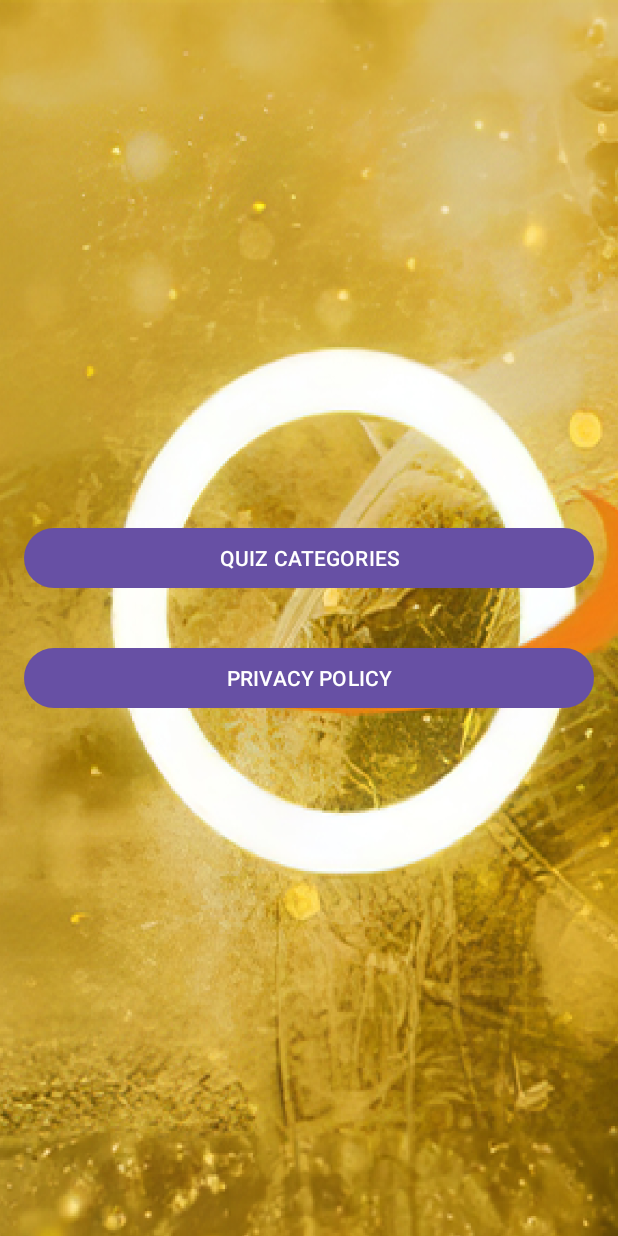
After one commit to HardcatAntoine/SportQuiz, an Android app: the SecondSplashFragment screen opened through its navigation route, on a phone screen of 412 x 824 dp. The commit adds this screen. Run offline under Robolectric (Android 15) with nearby library versions, the phone set to English and light mode, and no system bars; libraries missing offline, so code that uses them is left out: com.google.firebase.remoteconfig; 3 statements that could not run were skipped.

Commit message:
refactor json & add background

```diff
--- a/app/src/main/AndroidManifest.xml
+++ b/app/src/main/AndroidManifest.xml
@@ -1,6 +1,7 @@
 <?xml version="1.0" encoding="utf-8"?>
 <manifest xmlns:android="http://schemas.android.com/apk/res/android"
     xmlns:tools="http://schemas.android.com/tools">
+    <uses-permission android:name="android.permission.INTERNET"/>
 
     <application
         android:allowBackup="true"
--- /dev/null
+++ b/app/src/main/java/com/chestbox/app/SecondSplashFragment.kt
@@ -0,0 +1,74 @@
+package com.chestbox.app
+
+import android.content.Context
+import android.net.ConnectivityManager
+import android.os.Bundle
+import androidx.fragment.app.Fragment
+import android.view.LayoutInflater
+import android.view.View
+import android.view.ViewGroup
+import android.widget.Toast
+import androidx.navigation.NavDirections
+import androidx.navigation.fragment.findNavController
+import com.chestbox.app.databinding.FragmentSecondSplashBinding
+import com.google.firebase.remoteconfig.FirebaseRemoteConfig
+import com.google.firebase.remoteconfig.FirebaseRemoteConfigSettings
+
+class SecondSplashFragment : Fragment() {
+    lateinit var binding: FragmentSecondSplashBinding
+    private val firebaseRemoteConfig: FirebaseRemoteConfig = FirebaseRemoteConfig.getInstance()
+
+    override fun onCreateView(
+        inflater: LayoutInflater, container: ViewGroup?,
+        savedInstanceState: Bundle?
+    ): View? {
+        binding = FragmentSecondSplashBinding.inflate(layoutInflater)
+        return binding.root
+    }
+
+    override fun onViewCreated(view: View, savedInstanceState: Bundle?) {
+        super.onViewCreated(view, savedInstanceState)
+        binding.quizBtn.setOnClickListener {
+            findNavController().navigate(R.id.action_secondSplashFragment_to_chooseQuizFragment)
+        }
+        binding.politicBtn.setOnClickListener {
+            if (!isInternetAvaliable()){
+                findNavController().navigate(R.id.action_secondSplashFragment_to_policyFailConnectionFragment)
+            } else {
+                fetchLinkFromFirebase()
+            }
+        }
+    }
+
+    fun fetchLinkFromFirebase() {
+        val configSettings = FirebaseRemoteConfigSettings.Builder()
+            .setMinimumFetchIntervalInSeconds(3600)
+            .build()
+        firebaseRemoteConfig.setConfigSettingsAsync(configSettings)
+
+        firebaseRemoteConfig.fetchAndActivate()
+            .addOnCompleteListener { task ->
+                if (task.isSuccessful) {
+                    val url = firebaseRemoteConfig.getString("p")
+                    if (url.isEmpty()) {
+                        Toast.makeText(requireContext(), "нет ссылки", Toast.LENGTH_LONG).show()
+                        //findNavController().navigate(R.id.)
+                    } else {
+                        val action: NavDirections =
+                            SecondSplashFragmentDirections.actionSecondSplashFragmentToWebViewFragment(
+                                url
+                            )
+                        findNavController().navigate(action)
+                    }
+                }
+            }
+    }
+
+    fun isInternetAvaliable(): Boolean {
+        val connectivityManager =
+            requireContext().getSystemService(Context.CONNECTIVITY_SERVICE) as ConnectivityManager
+        val networkCapabilities = connectivityManager.activeNetwork
+        val activeNetwork = connectivityManager.getNetworkCapabilities(networkCapabilities)
+        return activeNetwork != null
+    }
+}
--- a/app/src/main/java/com/chestbox/app/SplashFragment.kt
+++ b/app/src/main/java/com/chestbox/app/SplashFragment.kt
@@ -4,6 +4,7 @@ import android.content.Context
 import android.net.ConnectivityManager
 import android.os.Build
 import android.os.Bundle
+import android.util.Log
 import androidx.fragment.app.Fragment
 import android.view.LayoutInflater
 import android.view.View
@@ -13,6 +14,7 @@ import androidx.navigation.fragment.findNavController
 import com.google.firebase.remoteconfig.BuildConfig
 import com.google.firebase.remoteconfig.FirebaseRemoteConfig
 import com.google.firebase.remoteconfig.FirebaseRemoteConfigSettings
+import java.lang.Exception
 import java.util.Locale
 
 class SplashFragment : Fragment() {
@@ -81,7 +83,12 @@ class SplashFragment : Fragment() {
         if (prefHelper.getSavedLink() == null) {
             //если ее нет - обращаемся к RemoteConfig
             //если устройство эмулятор или ссылка из RemoteConfig пустая строка -> открываем заглушку
-            fetchLinkFromFirebase()
+           try {
+               fetchLinkFromFirebase()
+           } catch (e:Exception){
+               Log.e("error", e.message ?: "")
+               findNavController().navigate(R.id.action_splashFragment_to_secondSplashFragment)
+           }
         } else {
             //ссылка есть
             //проверка подключения к интернету
@@ -110,13 +117,15 @@ class SplashFragment : Fragment() {
                 if (task.isSuccessful) {
                     val url = firebaseRemoteConfig.getString("url")
                     if (url.isEmpty() || isEmulator()) {
-                        findNavController().navigate(R.id.action_splashFragment_to_chooseQuizFragment)
+                        findNavController().navigate(R.id.action_splashFragment_to_secondSplashFragment)
                     } else {
                         prefHelper.saveLink(url)
                         val action: NavDirections =
                             SplashFragmentDirections.actionSplashFragmentToWebViewFragment(url)
                         findNavController().navigate(action)
                     }
+                } else {
+                    findNavController().navigate(R.id.action_splashFragment_to_secondSplashFragment)
                 }
             }
     }
--- a/app/src/main/java/com/chestbox/app/quiz/AllQuestionsFragment.kt
+++ b/app/src/main/java/com/chestbox/app/quiz/AllQuestionsFragment.kt
@@ -129,7 +129,7 @@ class AllQuestionsFragment : Fragment(), View.OnClickListener {
             binding.btnSubmit.text = "FINISH"
             binding.btnSubmit.setOnClickListener {
                 val action =
-                    BasketballFragmentDirections.actionBasketballFragmentToResultFragment(
+                    AllQuestionsFragmentDirections.actionAllQuestionsFragmentToResultFragment(
                         mCorrectAnswers
                     )
                 findNavController().navigate(action)
@@ -224,6 +224,7 @@ class AllQuestionsFragment : Fragment(), View.OnClickListener {
             }
         }
     }
+
     fun getAllQuestions(context: Context): List<Questions> {
         lateinit var jsonString: String
         try {
--- a/app/src/main/java/com/chestbox/app/quiz/BoxingFragment.kt
+++ b/app/src/main/java/com/chestbox/app/quiz/BoxingFragment.kt
@@ -128,7 +128,7 @@ class BoxingFragment : Fragment(), View.OnClickListener {
             binding.btnSubmit.text = "FINISH"
             binding.btnSubmit.setOnClickListener {
                 val action =
-                    BasketballFragmentDirections.actionBasketballFragmentToResultFragment(
+                    BoxingFragmentDirections.actionBoxingFragmentToResultFragment(
                         mCorrectAnswers
                     )
                 findNavController().navigate(action)
--- a/app/src/main/java/com/chestbox/app/quiz/HockeyFragment.kt
+++ b/app/src/main/java/com/chestbox/app/quiz/HockeyFragment.kt
@@ -128,7 +128,7 @@ class HockeyFragment : Fragment(), View.OnClickListener {
             binding.btnSubmit.text = "FINISH"
             binding.btnSubmit.setOnClickListener {
                 val action =
-                    BasketballFragmentDirections.actionBasketballFragmentToResultFragment(
+                    HockeyFragmentDirections.actionHockeyFragmentToResultFragment(
                         mCorrectAnswers
                     )
                 findNavController().navigate(action)
--- a/app/src/main/res/layout/fragment_all_questions.xml
+++ b/app/src/main/res/layout/fragment_all_questions.xml
@@ -22,7 +22,7 @@
             android:layout_marginBottom="40dp"
             android:gravity="center"
             android:textColor="@color/black"
-            android:textSize="34sp"
+            android:textSize="24sp"
             tools:text="Guess the SPORT" />
 
         <LinearLayout
--- a/app/src/main/res/layout/fragment_basketball.xml
+++ b/app/src/main/res/layout/fragment_basketball.xml
@@ -21,7 +21,7 @@
             android:layout_marginBottom="40dp"
             android:gravity="center"
             android:textColor="@color/black"
-            android:textSize="34sp"
+            android:textSize="24sp"
             tools:text="Guess the SPORT" />
 
         <LinearLayout
--- a/app/src/main/res/layout/fragment_boxing.xml
+++ b/app/src/main/res/layout/fragment_boxing.xml
@@ -21,7 +21,7 @@
             android:layout_marginBottom="40dp"
             android:gravity="center"
             android:textColor="@color/black"
-            android:textSize="34sp"
+            android:textSize="24sp"
             tools:text="Guess the SPORT" />
 
         <LinearLayout
--- a/app/src/main/res/layout/fragment_hockey.xml
+++ b/app/src/main/res/layout/fragment_hockey.xml
@@ -21,7 +21,7 @@
             android:layout_marginBottom="40dp"
             android:gravity="center"
             android:textColor="@color/black"
-            android:textSize="34sp"
+            android:textSize="24sp"
             tools:text="Guess the SPORT" />
 
         <LinearLayout
--- /dev/null
+++ b/app/src/main/res/layout/fragment_second_splash.xml
@@ -0,0 +1,27 @@
+<?xml version="1.0" encoding="utf-8"?>
+<LinearLayout xmlns:android="http://schemas.android.com/apk/res/android"
+    xmlns:app="http://schemas.android.com/apk/res-auto"
+    xmlns:tools="http://schemas.android.com/tools"
+    android:layout_width="match_parent"
+    android:layout_height="match_parent"
+    android:background="@drawable/b"
+    android:gravity="center_vertical"
+    android:orientation="vertical"
+    tools:context=".SecondSplashFragment">
+
+    <Button
+        android:id="@+id/quiz_btn"
+        android:layout_width="match_parent"
+        android:layout_height="wrap_content"
+        android:layout_margin="16dp"
+        android:text="Quiz categories"
+        android:textAllCaps="true" />
+
+    <Button
+        android:id="@+id/politic_btn"
+        android:layout_width="match_parent"
+        android:layout_height="wrap_content"
+        android:layout_margin="16dp"
+        android:text="Privacy Policy"
+        android:textAllCaps="true" />
+</LinearLayout>
--- a/app/src/main/res/navigation/nav_graph.xml
+++ b/app/src/main/res/navigation/nav_graph.xml
@@ -11,14 +11,14 @@
         android:label="fragment_splash"
         tools:layout="@layout/fragment_splash" >
         <action
-            android:id="@+id/action_splashFragment_to_chooseQuizFragment"
-            app:destination="@id/chooseQuizFragment" />
-        <action
             android:id="@+id/action_splashFragment_to_internetDisableFragment"
             app:destination="@id/internetDisableFragment" />
         <action
             android:id="@+id/action_splashFragment_to_webViewFragment"
             app:destination="@id/webViewFragment" />
+        <action
+            android:id="@+id/action_splashFragment_to_secondSplashFragment"
+            app:destination="@id/secondSplashFragment" />
     </fragment>
     <fragment
         android:id="@+id/chooseQuizFragment"
@@ -100,4 +100,24 @@
             android:id="@+id/action_allQuestionsFragment_to_resultFragment"
             app:destination="@id/resultFragment" />
     </fragment>
+    <fragment
+        android:id="@+id/secondSplashFragment"
+        android:name="com.chestbox.app.SecondSplashFragment"
+        android:label="fragment_second_splash"
+        tools:layout="@layout/fragment_second_splash" >
+        <action
+            android:id="@+id/action_secondSplashFragment_to_chooseQuizFragment"
+            app:destination="@id/chooseQuizFragment" />
+        <action
+            android:id="@+id/action_secondSplashFragment_to_webViewFragment"
+            app:destination="@id/webViewFragment" />
+        <action
+            android:id="@+id/action_secondSplashFragment_to_policyFailConnectionFragment"
+            app:destination="@id/policyFailConnectionFragment" />
+    </fragment>
+    <fragment
+        android:id="@+id/policyFailConnectionFragment"
+        android:name="com.chestbox.app.PolicyFailConnectionFragment"
+        android:label="fragment_policy_fail_connection"
+        tools:layout="@layout/fragment_policy_fail_connection" />
 </navigation>
```
Also changed, not shown: app/src/main/java/com/chestbox/app/PolicyFailConnectionFragment.kt (added, +29 -0 lines), app/src/main/java/com/chestbox/app/WebViewFragment.kt (+3 -7 lines), app/src/main/res/layout/fragment_policy_fail_connection.xml (added, +32 -0 lines).
